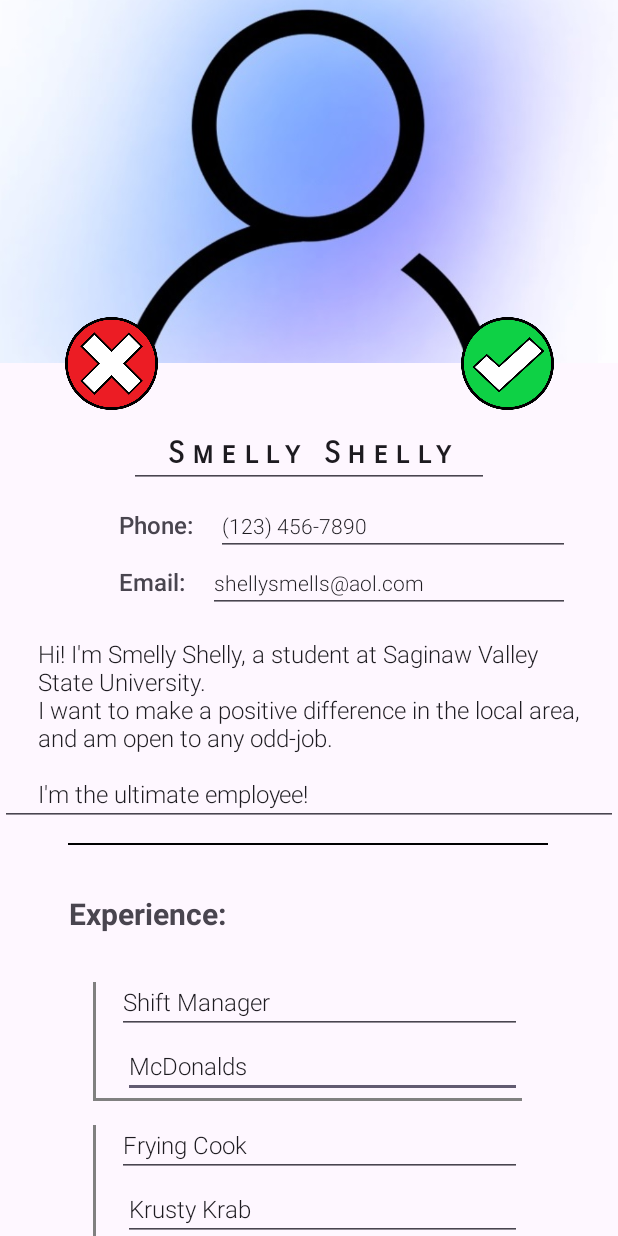
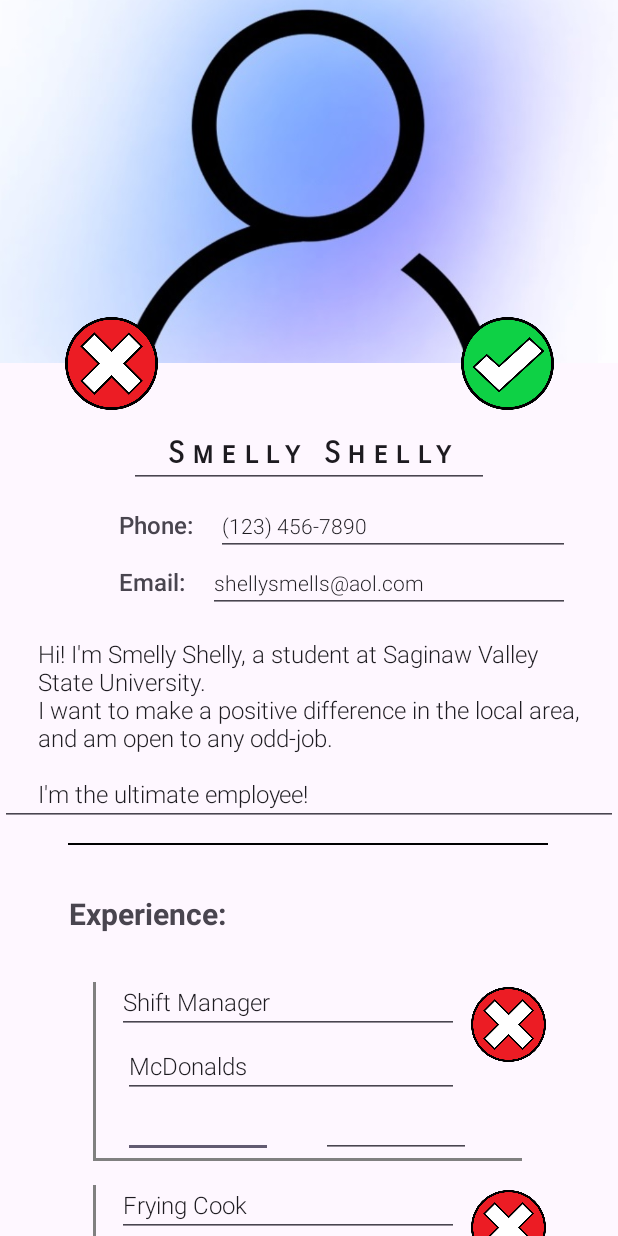
Before and after one commit to AndrewPyscher/Job-App-Android, an Android app: the UserProfile screen opened directly, with no data from a screen before it, after a tap on an icon or button, on a phone screen of 412 x 824 dp. Run offline under Robolectric (Android 15) with nearby library versions, the phone set to English and light mode, and no system bars.

Commit message:
Added delete button to RecyclerViews

```diff
--- a/app/src/main/java/com/example/project2/EducationAdapter.java
+++ b/app/src/main/java/com/example/project2/EducationAdapter.java
@@ -8,6 +8,7 @@ import android.view.LayoutInflater;
 import android.view.View;
 import android.view.ViewGroup;
 import android.widget.EditText;
+import android.widget.ImageView;
 import android.widget.TextView;
 
 import androidx.recyclerview.widget.RecyclerView;
@@ -68,9 +69,12 @@ public class EducationAdapter extends RecyclerView.Adapter<EducationAdapter.View
             holder.etDateGraduate.setVisibility(View.GONE);
         }
 
+        if(holder.getAdapterPosition() == educationHistory.size()-1 && !mySchool.isVisible())
+            holder.imgDelete.setVisibility(View.INVISIBLE);
+
         // These should be gone always. Only one date for schools
         holder.txtDateEnd.setVisibility(View.GONE);
-        holder.txtDateEnd.setVisibility(View.GONE);
+        holder.etDateEnd.setVisibility(View.GONE);
 
         // --------------<<<   POPULATE VIEWS   >>>-------------- \\
 
@@ -81,10 +85,10 @@ public class EducationAdapter extends RecyclerView.Adapter<EducationAdapter.View
         holder.txtDepartment.setText(mySchool.getDepartment());
         holder.txtDepartment.setText(mySchool.getDepartment());
         // Set date started (if applicable)
-        if(mySchool.getGraduationDate() != null && holder.etDateGraduate.getVisibility() == View.VISIBLE) {
+        if(mySchool.getGraduationDate() != null) {
             Log.d(TAG, "we should be in, ladies and gentlemen");
-            if(holder.etDateGraduate.getText().toString().equals(""))
-                holder.etDateGraduate.setText(getReadableDate(mySchool.getGraduationDate()));
+            holder.txtDateGraduate.setText(getReadableDate(mySchool.getGraduationDate()));
+            holder.etDateGraduate.setText(getReadableDate(mySchool.getGraduationDate()));
             if(mySchool.getGraduationDate().after(new Date()))
                 holder.txtDateGraduate.setText("Anticipated: " + holder.etDateGraduate.getText().toString());
             else
@@ -100,6 +104,12 @@ public class EducationAdapter extends RecyclerView.Adapter<EducationAdapter.View
         //  - On Save, the temp job overwrites the original job
         //  - TODO: Send saved profile to server
         //  - On Cancel, the temp job is reverted to the original job object.
+
+        holder.imgDelete.setOnClickListener(v -> {
+            int removedIdx = educationHistory.indexOf(mySchool);
+            educationHistory.remove(mySchool);
+            notifyItemRemoved(removedIdx);
+        });
 
         holder.etInstitution.addTextChangedListener(new TextWatcher() {
             @Override
@@ -175,7 +185,7 @@ public class EducationAdapter extends RecyclerView.Adapter<EducationAdapter.View
 
         TextView txtDateEnd;
         EditText etDateEnd;
-
+        ImageView imgDelete;
 
         ViewHolder(View itemView)  {
             super(itemView);
@@ -193,24 +203,29 @@ public class EducationAdapter extends RecyclerView.Adapter<EducationAdapter.View
             txtDateEnd = itemView.findViewById(R.id.txtDateEnd);
             etDateEnd = itemView.findViewById(R.id.etDateEnd);
 
+            imgDelete = itemView.findViewById(R.id.imgDelete);
+
 
             // --------------<<<   SET VIEW VISIBILITY   >>>-------------- \\
 
-            int txtVisibility = View.VISIBLE;
-            int etVisibility = View.INVISIBLE;
+            int staticVisibility = View.VISIBLE;
+            int editVisibility = View.INVISIBLE;
 
             if(isEditable) {
-                txtVisibility = View.INVISIBLE;
-                etVisibility = View.VISIBLE;
+                staticVisibility = View.INVISIBLE;
+                editVisibility = View.VISIBLE;
             }
 
-            txtInstitution.setVisibility(txtVisibility);
-            txtDepartment.setVisibility(txtVisibility);
-            txtDateGraduate.setVisibility(txtVisibility);
+            txtInstitution.setVisibility(staticVisibility);
+            txtDepartment.setVisibility(staticVisibility);
+            txtDateGraduate.setVisibility(staticVisibility);
 
-            etInstitution.setVisibility(etVisibility);
-            etDepartment.setVisibility(etVisibility);
-            etDateGraduate.setVisibility(etVisibility);
+            etInstitution.setVisibility(editVisibility);
+            etDepartment.setVisibility(editVisibility);
+            etDateGraduate.setVisibility(editVisibility);
+
+            // Also ImageView
+            imgDelete.setVisibility(editVisibility);
 
             // Extra views that need to be removed
             txtDateEnd.setVisibility(View.INVISIBLE);
@@ -240,6 +255,7 @@ public class EducationAdapter extends RecyclerView.Adapter<EducationAdapter.View
                 && arrIdx == educationHistory.size() - 1
         ) {
             mySchool.setVisible(true);
+            holder.imgDelete.setVisibility(View.VISIBLE);
 
             School newSchool = new School(false);
             educationHistory.add(newSchool);
--- a/app/src/main/java/com/example/project2/JobAdapter.java
+++ b/app/src/main/java/com/example/project2/JobAdapter.java
@@ -8,6 +8,7 @@ import android.view.LayoutInflater;
 import android.view.View;
 import android.view.ViewGroup;
 import android.widget.EditText;
+import android.widget.ImageView;
 import android.widget.TextView;
 
 import androidx.recyclerview.widget.RecyclerView;
@@ -64,16 +65,19 @@ public class JobAdapter extends RecyclerView.Adapter<JobAdapter.ViewHolder> {
         } else holder.itemView.setVisibility(View.VISIBLE);
 
         // Remove start date fields if no start date exists
-        if(myJob.getDateStart() == null && myJob.isVisible()) {
+        if(myJob.getDateStart() == null && myJob.isVisible() && !isEditable) {
             holder.txtDateStart.setVisibility(View.GONE);
             holder.etDateStart.setVisibility(View.GONE);
         }
 
         // Remove end date fields if no start date exists
-        if(myJob.getDateEnd() == null && myJob.isVisible()) {
+        if(myJob.getDateEnd() == null && myJob.isVisible() && !isEditable) {
             holder.txtDateEnd.setVisibility(View.GONE);
             holder.etDateEnd.setVisibility(View.GONE);
         }
+
+        if(holder.getAdapterPosition() == jobHistory.size()-1 && !myJob.isVisible())
+            holder.imgDelete.setVisibility(View.INVISIBLE);
 
         // --------------<<<   POPULATE VIEWS   >>>-------------- \\
 
@@ -86,14 +90,14 @@ public class JobAdapter extends RecyclerView.Adapter<JobAdapter.ViewHolder> {
             holder.etOrganization.setText(myJob.getOrganization());
         }
         // Set date started (if applicable)
-        if(myJob.getDateStart() != null && holder.txtDateStart.getVisibility() == View.VISIBLE) {
+        if(myJob.getDateStart() != null) {
             holder.txtDateStart.setText(getReadableDate(myJob.getDateStart()));
             holder.etDateStart.setText(getReadableDate(myJob.getDateStart()));
         }
         // Set date ended (if applicable)
-        if(myJob.getDateEnd() != null && holder.txtDateEnd.getVisibility() == View.VISIBLE) {
-            holder.txtDateEnd.setText(getReadableDate(myJob.getDateStart()));
-            holder.etDateEnd.setText(getReadableDate(myJob.getDateStart()));
+        if(myJob.getDateEnd() != null) {
+            holder.txtDateEnd.setText(getReadableDate(myJob.getDateEnd()));
+            holder.etDateEnd.setText(getReadableDate(myJob.getDateEnd()));
         }
 //        else
 //            holder.etDateEnd.setText((new Date()).toString());
@@ -107,6 +111,12 @@ public class JobAdapter extends RecyclerView.Adapter<JobAdapter.ViewHolder> {
         //  - On Save, the temp job overwrites the original job
         //  - TODO: Send saved profile to server
         //  - On Cancel, the temp job is reverted to the original job object.
+
+        holder.imgDelete.setOnClickListener(v -> {
+            int removedIdx = jobHistory.indexOf(myJob);
+            jobHistory.remove(myJob);
+            notifyItemRemoved(removedIdx);
+        });
 
         holder.etTitle.addTextChangedListener(new TextWatcher() {
             @Override
@@ -188,6 +198,7 @@ public class JobAdapter extends RecyclerView.Adapter<JobAdapter.ViewHolder> {
         EditText etOrganization;
         EditText etDateStart;
         EditText etDateEnd;
+        ImageView imgDelete;
 
         ViewHolder(View itemView)  {
             super(itemView);
@@ -202,30 +213,33 @@ public class JobAdapter extends RecyclerView.Adapter<JobAdapter.ViewHolder> {
             etOrganization = itemView.findViewById(R.id.etOrganization);
             etDateStart = itemView.findViewById(R.id.etDateStart);
             etDateEnd = itemView.findViewById(R.id.etDateEnd);
+            imgDelete = itemView.findViewById(R.id.imgDelete);
 
             // --------------<<<   SET VIEW VISIBILITY   >>>-------------- \\
 
             // Default visibility values
-            int txtVisibility = View.VISIBLE;
-            int etVisibility = View.INVISIBLE;
+            int staticVisibility = View.VISIBLE;
+            int editVisibility = View.INVISIBLE;
 
             // Flip visibility values if editing profile
             if(isEditable) {
-                txtVisibility = View.INVISIBLE;
-                etVisibility = View.VISIBLE;
+                staticVisibility = View.INVISIBLE;
+                editVisibility = View.VISIBLE;
             }
 
             // Set all static TextViews to the appropriate visibility
-            txtTitle.setVisibility(txtVisibility);
-            txtOrganization.setVisibility(txtVisibility);
-            txtDateStart.setVisibility(txtVisibility);
-            txtDateEnd.setVisibility(txtVisibility);
+            txtTitle.setVisibility(staticVisibility);
+            txtOrganization.setVisibility(staticVisibility);
+            txtDateStart.setVisibility(staticVisibility);
+            txtDateEnd.setVisibility(staticVisibility);
 
             // Set all EditTexts to the appropriate visibility
-            etTitle.setVisibility(etVisibility);
-            etOrganization.setVisibility(etVisibility);
-            etDateStart.setVisibility(etVisibility);
-            etDateEnd.setVisibility(etVisibility);
+            etTitle.setVisibility(editVisibility);
+            etOrganization.setVisibility(editVisibility);
+            etDateStart.setVisibility(editVisibility);
+            etDateEnd.setVisibility(editVisibility);
+            // Also ImageView
+            imgDelete.setVisibility(editVisibility);
         }
     }
 
@@ -251,10 +265,12 @@ public class JobAdapter extends RecyclerView.Adapter<JobAdapter.ViewHolder> {
                 && arrIdx == jobHistory.size() - 1
         ) {
             myJob.setVisible(true);
+            holder.imgDelete.setVisibility(View.VISIBLE);
 
             Job newJob = new Job(false);
             jobHistory.add(newJob);
             notifyItemInserted(jobHistory.indexOf(newJob));
+//            notifyItemInserted(jobHistory.size()-1);
         }
     }
 
--- a/app/src/main/java/com/example/project2/UserProfile.java
+++ b/app/src/main/java/com/example/project2/UserProfile.java
@@ -53,7 +53,7 @@ public class UserProfile extends AppCompatActivity {
         // TODO: Get the user's real job history from backend
         ArrayList<Job> jobHistory = new ArrayList<>();
         jobHistory.add(new Job("Shift Manager", "McDonalds"));
-        jobHistory.add(new Job("Frying Cook", "Krusty Krab"));
+        jobHistory.add(new Job("Frying Cook", "Krusty Krab", new Date(122,7,24), new Date(123,4,4)));
 
 
         Log.d(TAG, "Size of jobHistory: " + jobHistory.size());
--- a/app/src/main/res/layout/layout_employment.xml
+++ b/app/src/main/res/layout/layout_employment.xml
@@ -32,14 +32,13 @@
         android:layout_height="wrap_content"
         android:layout_marginVertical="8dp"
         android:layout_marginStart="12dp"
-        android:layout_marginEnd="32dp"
         android:fontFamily="sans-serif-light"
-        android:text="Job Title"
+        android:hint="Job Title"
         android:textColor="#494949"
         android:textSize="20sp"
         android:textStyle="bold"
         app:layout_constraintBaseline_toBaselineOf="@+id/etTitle"
-        app:layout_constraintEnd_toEndOf="parent"
+        app:layout_constraintEnd_toStartOf="@+id/imgDelete"
         app:layout_constraintStart_toStartOf="@+id/guideline4" />
 
     <TextView
@@ -49,11 +48,10 @@
         android:layout_marginVertical="8dp"
         android:layout_marginStart="16dp"
         android:layout_marginTop="16dp"
-        android:layout_marginEnd="32dp"
         android:fontFamily="sans-serif-light"
-        android:text="Place of Establishment"
+        android:hint="Place of Establishment"
         android:textSize="18sp"
-        app:layout_constraintEnd_toEndOf="parent"
+        app:layout_constraintEnd_toStartOf="@+id/imgDelete"
         app:layout_constraintStart_toStartOf="@+id/guideline4"
         app:layout_constraintTop_toBottomOf="@+id/txtTitle" />
 
@@ -91,7 +89,7 @@
         android:layout_marginStart="16dp"
         android:layout_marginTop="16dp"
         android:fontFamily="sans-serif-light"
-        android:text="Started: Date"
+        android:hint="Started: Date"
         android:textSize="16sp"
         app:layout_constraintStart_toStartOf="@+id/guideline4"
         app:layout_constraintTop_toBottomOf="@+id/txtOrganization" />
@@ -100,10 +98,9 @@
         android:id="@+id/txtDateEnd"
         android:layout_width="wrap_content"
         android:layout_height="wrap_content"
-        android:layout_marginVertical="8dp"
         android:layout_marginStart="32dp"
         android:fontFamily="sans-serif-light"
-        android:text="Ended: Date"
+        android:hint="Ended: Date"
         android:textSize="16sp"
         app:layout_constraintStart_toEndOf="@id/etDateStart"
         app:layout_constraintTop_toTopOf="@+id/txtDateStart" />
@@ -113,13 +110,13 @@
         android:layout_width="0dp"
         android:layout_height="wrap_content"
         android:layout_marginStart="16dp"
-        android:layout_marginEnd="32dp"
+        android:layout_marginEnd="8dp"
         android:ems="10"
         android:fontFamily="sans-serif-light"
         android:inputType="text"
         android:textSize="16sp"
         android:visibility="invisible"
-        app:layout_constraintEnd_toEndOf="parent"
+        app:layout_constraintEnd_toStartOf="@id/imgDelete"
         app:layout_constraintStart_toStartOf="@+id/guideline4"
         app:layout_constraintTop_toBottomOf="@+id/etTitle" />
 
@@ -129,13 +126,13 @@
         android:layout_height="wrap_content"
         android:layout_marginStart="12dp"
         android:layout_marginTop="8dp"
-        android:layout_marginEnd="32dp"
+        android:layout_marginEnd="8dp"
         android:ems="10"
         android:fontFamily="sans-serif-light"
         android:inputType="text"
         android:textSize="16sp"
         android:visibility="invisible"
-        app:layout_constraintEnd_toEndOf="parent"
+        app:layout_constraintEnd_toStartOf="@+id/imgDelete"
         app:layout_constraintStart_toStartOf="@+id/guideline4"
         app:layout_constraintTop_toTopOf="parent" />
 
@@ -146,4 +143,15 @@
         android:orientation="vertical"
         app:layout_constraintGuide_begin="34dp" />
 
+    <ImageView
+        android:id="@+id/imgDelete"
+        android:layout_width="50dp"
+        android:layout_height="50dp"
+        android:layout_marginEnd="16dp"
+        android:visibility="invisible"
+        app:layout_constraintBottom_toBottomOf="@+id/txtOrganization"
+        app:layout_constraintEnd_toEndOf="parent"
+        app:layout_constraintTop_toTopOf="@+id/txtTitle"
+        app:srcCompat="@drawable/cancel_button_temp" />
+
 </androidx.constraintlayout.widget.ConstraintLayout>
```
